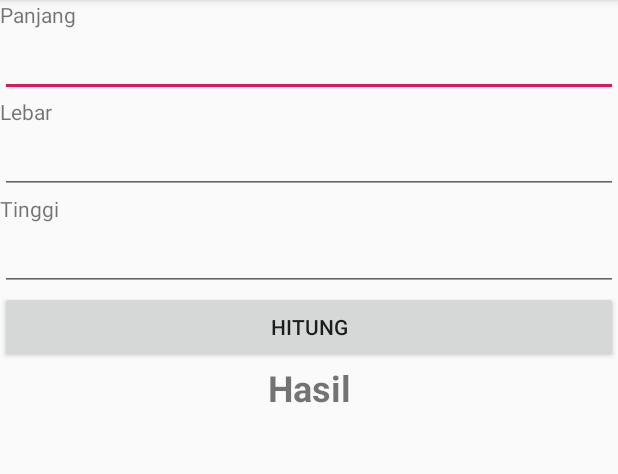
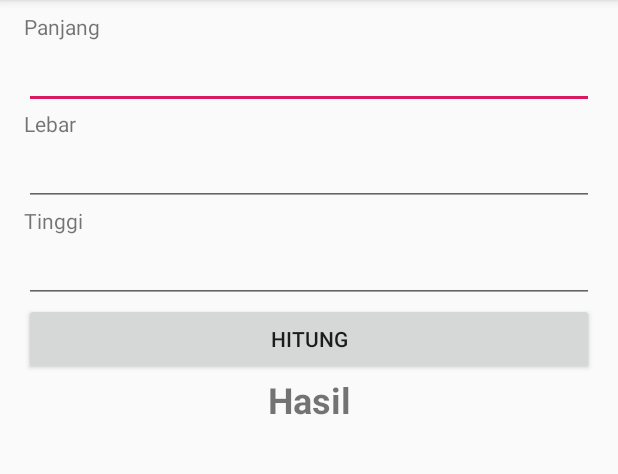
Before and after one commit to rtninetyseven/LatihanActivity, an Android app: the screen it shows after launch (MainActivity), on a phone screen of 412 x 824 dp, the part 84-558 px from its top. Run offline under Robolectric (Android 15) with nearby library versions, the phone set to English and light mode, and no system bars.

Commit message:
FrontEnd done

```diff
--- a/app/src/main/res/layout/activity_main.xml
+++ b/app/src/main/res/layout/activity_main.xml
@@ -6,6 +6,10 @@
     xmlns:tools="http://schemas.android.com/tools"
     android:layout_width="match_parent"
     android:layout_height="match_parent"
+    android:paddingBottom="@dimen/activity_vertical_margin"
+    android:paddingLeft="@dimen/activity_horizontal_margin"
+    android:paddingRight="@dimen/activity_horizontal_margin"
+    android:paddingTop="@dimen/activity_vertical_margin"
     tools:context=".MainActivity">
 
     <TextView
--- /dev/null
+++ b/app/src/main/res/values/dimens.xml
@@ -0,0 +1,5 @@
+<?xml version="1.0" encoding="utf-8"?>
+<resources>
+    <dimen name="activity_horizontal_margin">16dp</dimen>
+    <dimen name="activity_vertical_margin">8dp</dimen>
+</resources>
```
